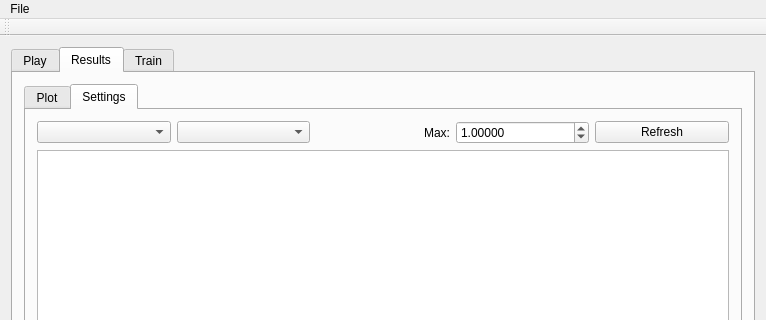
Before: the Qt Designer form TIPE_Hex_QT/mainwindow.ui in Phyronnaz/TIPE_Hex, drawn with Qt 5; both pictures show x 0 to 766 and y 0 to 320 of the 766 by 805 pixel window.
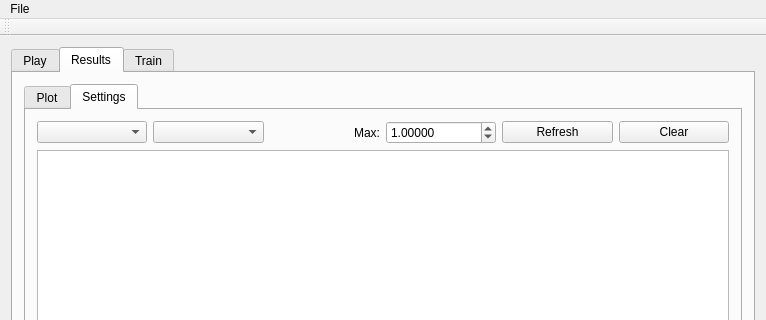
After: the same form once the commit is applied. The open tabs and pages were chosen to show the change.

The edit to the form file:
```diff
--- a/TIPE_Hex_QT/mainwindow.ui
+++ b/TIPE_Hex_QT/mainwindow.ui
@@ -440,6 +440,13 @@
                 </property>
                </widget>
               </item>
+              <item>
+               <widget class="QPushButton" name="pushButtonClear">
+                <property name="text">
+                 <string>Clear</string>
+                </property>
+               </widget>
+              </item>
              </layout>
             </item>
             <item>
```
